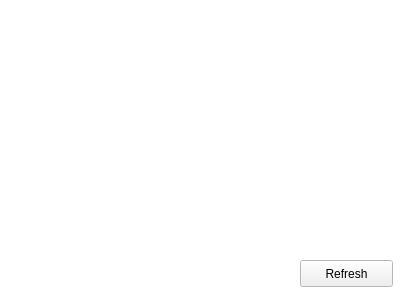
The window that sapien190/trunk/source/Sandbox/GraphTestTarget/graph.ui (kimbjerge/iirtsf10grp5) describes before a commit, drawn with Qt 5.
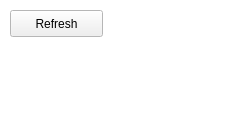
The same window after the commit.

Diff of the .ui file:
```diff
--- a/sapien190/trunk/source/Sandbox/GraphTestTarget/graph.ui
+++ b/sapien190/trunk/source/Sandbox/GraphTestTarget/graph.ui
@@ -6,8 +6,8 @@
    <rect>
     <x>0</x>
     <y>0</y>
-    <width>400</width>
-    <height>300</height>
+    <width>235</width>
+    <height>130</height>
    </rect>
   </property>
   <property name="palette">
@@ -80,8 +80,8 @@
   <widget class="QPushButton" name="refresh">
    <property name="geometry">
     <rect>
-     <x>300</x>
-     <y>260</y>
+     <x>10</x>
+     <y>10</y>
      <width>93</width>
      <height>27</height>
     </rect>
```
